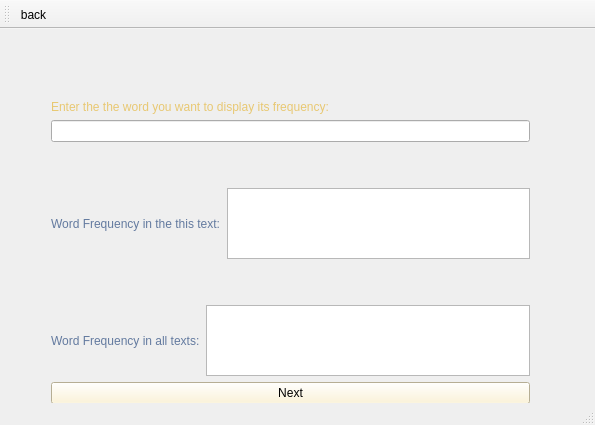
This is SearchPage.ui in Rrr3rrr2004/Word-Frequency-Count as Qt 5 draws it before an edit. The edited form follows.
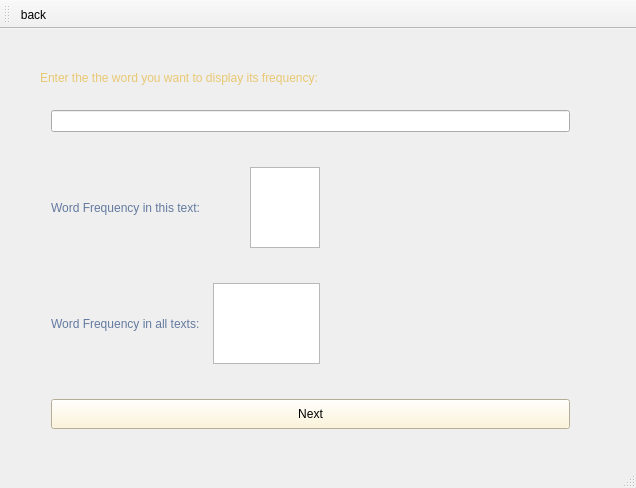
This is the edited form. Icons and pictures are not drawn.

Commit message: Finishing SearchPage

```diff
--- a/SearchPage.ui
+++ b/SearchPage.ui
@@ -6,10 +6,16 @@
    <rect>
     <x>0</x>
     <y>0</y>
-    <width>595</width>
-    <height>425</height>
+    <width>636</width>
+    <height>488</height>
    </rect>
   </property>
+  <property name="minimumSize">
+   <size>
+    <width>636</width>
+    <height>0</height>
+   </size>
+  </property>
   <property name="windowTitle">
    <string>SearchPage</string>
   </property>
@@ -18,93 +24,32 @@
     <property name="geometry">
      <rect>
       <x>40</x>
-      <y>60</y>
-      <width>501</width>
-      <height>326</height>
+      <y>70</y>
+      <width>541</width>
+      <height>341</height>
      </rect>
     </property>
     <layout class="QGridLayout" name="gridLayout">
-     <item row="0" column="0">
-      <widget class="QLabel" name="subTitle1">
-       <property name="styleSheet">
-        <string notr="true">color: rgb(232, 200, 114);
-font: 700 12pt &quot;Times New Roman&quot;;</string>
-       </property>
-       <property name="text">
-        <string>Enter the the word you want to display its frequency:</string>
-       </property>
-      </widget>
-     </item>
-     <item row="1" column="0">
-      <widget class="QLineEdit" name="searchLine">
-       <property name="sizePolicy">
-        <sizepolicy hsizetype="Expanding" vsizetype="Preferred">
-         <horstretch>0</horstretch>
-         <verstretch>0</verstretch>
-        </sizepolicy>
-       </property>
-      </widget>
-     </item>
-     <item row="5" column="0">
-      <layout class="QHBoxLayout" name="horizontalLayout_2">
-       <item>
-        <widget class="QLabel" name="label_3">
-         <property name="styleSheet">
-          <string notr="true">font: 700 12pt &quot;Times New Roman&quot;;
-color: rgb(99, 122, 159);</string>
-         </property>
-         <property name="text">
-          <string>Word Frequency in all texts:</string>
-         </property>
-        </widget>
-       </item>
-       <item>
-        <widget class="QTextEdit" name="wordFreqGlobal"/>
-       </item>
-      </layout>
-     </item>
+     <property name="verticalSpacing">
+      <number>35</number>
+     </property>
      <item row="3" column="0">
-      <layout class="QHBoxLayout" name="horizontalLayout">
-       <item>
-        <widget class="QLabel" name="label_2">
-         <property name="styleSheet">
-          <string notr="true">font: 700 12pt &quot;Times New Roman&quot;;
-color: rgb(99, 122, 159);</string>
-         </property>
-         <property name="text">
-          <string>Word Frequency in the this text:</string>
-         </property>
-        </widget>
-       </item>
-       <item>
-        <widget class="QTextEdit" name="wordFreqLocal"/>
-       </item>
-      </layout>
-     </item>
-     <item row="4" column="0">
-      <spacer name="verticalSpacer">
-       <property name="orientation">
-        <enum>Qt::Orientation::Vertical</enum>
-       </property>
-       <property name="sizeType">
-        <enum>QSizePolicy::Policy::Minimum</enum>
-       </property>
-       <property name="sizeHint" stdset="0">
-        <size>
-         <width>20</width>
-         <height>40</height>
-        </size>
-       </property>
-      </spacer>
-     </item>
-     <item row="6" column="0">
       <widget class="QPushButton" name="next">
        <property name="sizePolicy">
-        <sizepolicy hsizetype="Minimum" vsizetype="Preferred">
+        <sizepolicy hsizetype="Minimum" vsizetype="Minimum">
          <horstretch>0</horstretch>
          <verstretch>0</verstretch>
         </sizepolicy>
        </property>
+       <property name="minimumSize">
+        <size>
+         <width>0</width>
+         <height>30</height>
+        </size>
+       </property>
+       <property name="cursor">
+        <cursorShape>PointingHandCursor</cursorShape>
+       </property>
        <property name="styleSheet">
         <string notr="true">background-color: rgb(255, 243, 207);
 font: 700 10pt &quot;Times New Roman&quot;;</string>
@@ -115,23 +60,130 @@
       </widget>
      </item>
      <item row="2" column="0">
-      <spacer name="verticalSpacer_2">
-       <property name="orientation">
-        <enum>Qt::Orientation::Vertical</enum>
+      <layout class="QHBoxLayout" name="horizontalLayout_2">
+       <property name="sizeConstraint">
+        <enum>QLayout::SizeConstraint::SetMinimumSize</enum>
        </property>
-       <property name="sizeType">
-        <enum>QSizePolicy::Policy::Minimum</enum>
+       <property name="leftMargin">
+        <number>0</number>
        </property>
-       <property name="sizeHint" stdset="0">
-        <size>
-         <width>20</width>
-         <height>40</height>
-        </size>
+       <property name="topMargin">
+        <number>0</number>
        </property>
-      </spacer>
+       <property name="rightMargin">
+        <number>250</number>
+       </property>
+       <property name="bottomMargin">
+        <number>0</number>
+       </property>
+       <item>
+        <widget class="QLabel" name="label_3">
+         <property name="styleSheet">
+          <string notr="true">font: 700 12pt &quot;Times New Roman&quot;;
+color: rgb(99, 122, 159);</string>
+         </property>
+         <property name="text">
+          <string>Word Frequency in all texts:</string>
+         </property>
+        </widget>
+       </item>
+       <item>
+        <spacer name="horizontalSpacer_3">
+         <property name="orientation">
+          <enum>Qt::Orientation::Horizontal</enum>
+         </property>
+         <property name="sizeType">
+          <enum>QSizePolicy::Policy::Minimum</enum>
+         </property>
+         <property name="sizeHint" stdset="0">
+          <size>
+           <width>7</width>
+           <height>20</height>
+          </size>
+         </property>
+        </spacer>
+       </item>
+       <item>
+        <widget class="QTextEdit" name="wordFreqGlobal">
+         <property name="readOnly">
+          <bool>true</bool>
+         </property>
+        </widget>
+       </item>
+      </layout>
+     </item>
+     <item row="1" column="0">
+      <layout class="QHBoxLayout" name="horizontalLayout">
+       <property name="topMargin">
+        <number>0</number>
+       </property>
+       <property name="rightMargin">
+        <number>250</number>
+       </property>
+       <property name="bottomMargin">
+        <number>0</number>
+       </property>
+       <item>
+        <widget class="QLabel" name="label_2">
+         <property name="minimumSize">
+          <size>
+           <width>200</width>
+           <height>0</height>
+          </size>
+         </property>
+         <property name="maximumSize">
+          <size>
+           <width>16777215</width>
+           <height>16777215</height>
+          </size>
+         </property>
+         <property name="styleSheet">
+          <string notr="true">font: 700 12pt &quot;Times New Roman&quot;;
+color: rgb(99, 122, 159);</string>
+         </property>
+         <property name="text">
+          <string>Word Frequency in this text:</string>
+         </property>
+        </widget>
+       </item>
+       <item>
+        <widget class="QTextEdit" name="wordFreqLocal">
+         <property name="readOnly">
+          <bool>true</bool>
+         </property>
+        </widget>
+       </item>
+      </layout>
+     </item>
+     <item row="0" column="0">
+      <widget class="QLineEdit" name="searchLine">
+       <property name="sizePolicy">
+        <sizepolicy hsizetype="Expanding" vsizetype="Preferred">
+         <horstretch>0</horstretch>
+         <verstretch>0</verstretch>
+        </sizepolicy>
+       </property>
+      </widget>
      </item>
     </layout>
    </widget>
+   <widget class="QLabel" name="subTitle1">
+    <property name="geometry">
+     <rect>
+      <x>40</x>
+      <y>40</y>
+      <width>564</width>
+      <height>17</height>
+     </rect>
+    </property>
+    <property name="styleSheet">
+     <string notr="true">color: rgb(232, 200, 114);
+font: 700 12pt &quot;Times New Roman&quot;;</string>
+    </property>
+    <property name="text">
+     <string>Enter the the word you want to display its frequency:</string>
+    </property>
+   </widget>
   </widget>
   <widget class="QToolBar" name="mainToolBar">
    <attribute name="toolBarArea">
```
The commit also changes 4 other files.
